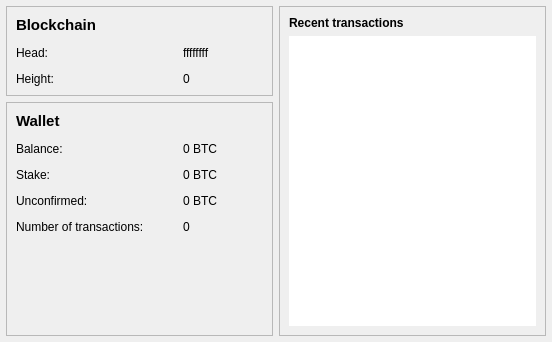
First picture: the form in src/qt/forms/overviewpage.ui, repository NeuCoin/neucoin, before the edit.
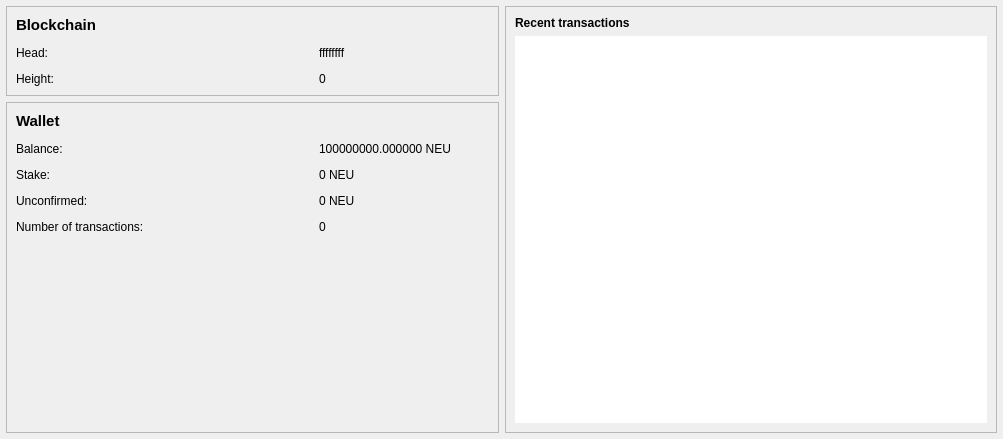
Second picture: the form after the edit.

Commit message: Fixes wrong data alignment on the overview page

```diff
--- a/src/qt/forms/overviewpage.ui
+++ b/src/qt/forms/overviewpage.ui
@@ -6,8 +6,8 @@
    <rect>
     <x>0</x>
     <y>0</y>
-    <width>552</width>
-    <height>342</height>
+    <width>1003</width>
+    <height>439</height>
    </rect>
   </property>
   <property name="windowTitle">
@@ -78,7 +78,7 @@
           </property>
           <property name="minimumSize">
            <size>
-            <width>80</width>
+            <width>170</width>
             <height>0</height>
            </size>
           </property>
@@ -104,7 +104,7 @@
          <widget class="QLabel" name="labelHead">
           <property name="minimumSize">
            <size>
-            <width>80</width>
+            <width>170</width>
             <height>0</height>
            </size>
           </property>
@@ -181,12 +181,12 @@
          <widget class="QLabel" name="labelStake">
           <property name="minimumSize">
            <size>
-            <width>80</width>
+            <width>170</width>
             <height>0</height>
            </size>
           </property>
           <property name="text">
-           <string notr="true">0 BTC</string>
+           <string notr="true">0 NEU</string>
           </property>
          </widget>
         </item>
@@ -194,12 +194,12 @@
          <widget class="QLabel" name="labelUnconfirmed">
           <property name="minimumSize">
            <size>
-            <width>80</width>
+            <width>170</width>
             <height>0</height>
            </size>
           </property>
           <property name="text">
-           <string notr="true">0 BTC</string>
+           <string notr="true">0 NEU</string>
           </property>
          </widget>
         </item>
@@ -207,12 +207,12 @@
          <widget class="QLabel" name="labelBalance">
           <property name="minimumSize">
            <size>
-            <width>80</width>
+            <width>170</width>
             <height>0</height>
            </size>
           </property>
           <property name="text">
-           <string notr="true">0 BTC</string>
+           <string notr="true">100000000.000000 NEU</string>
           </property>
          </widget>
         </item>
@@ -220,7 +220,7 @@
          <widget class="QLabel" name="labelNumTransactions">
           <property name="minimumSize">
            <size>
-            <width>80</width>
+            <width>170</width>
             <height>0</height>
            </size>
           </property>
```
